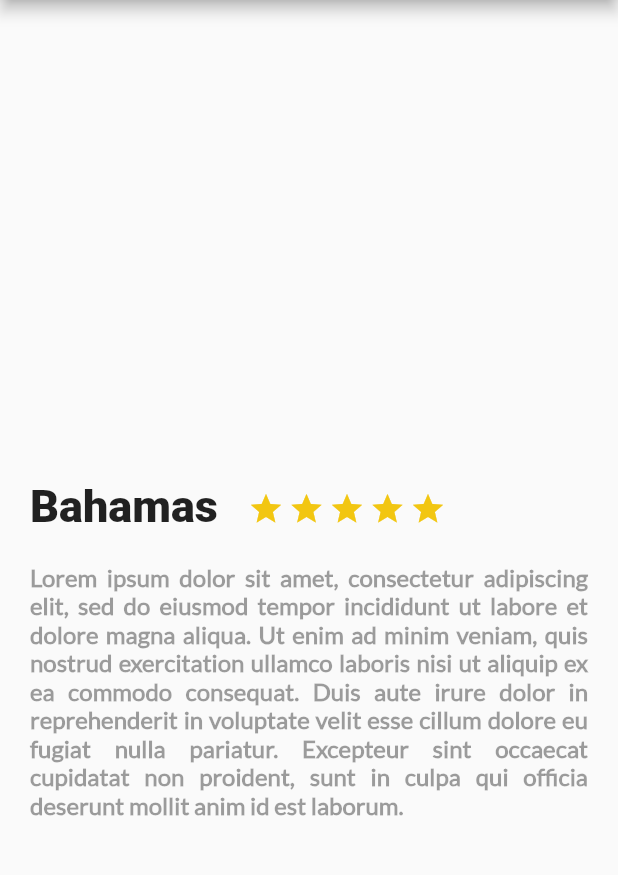
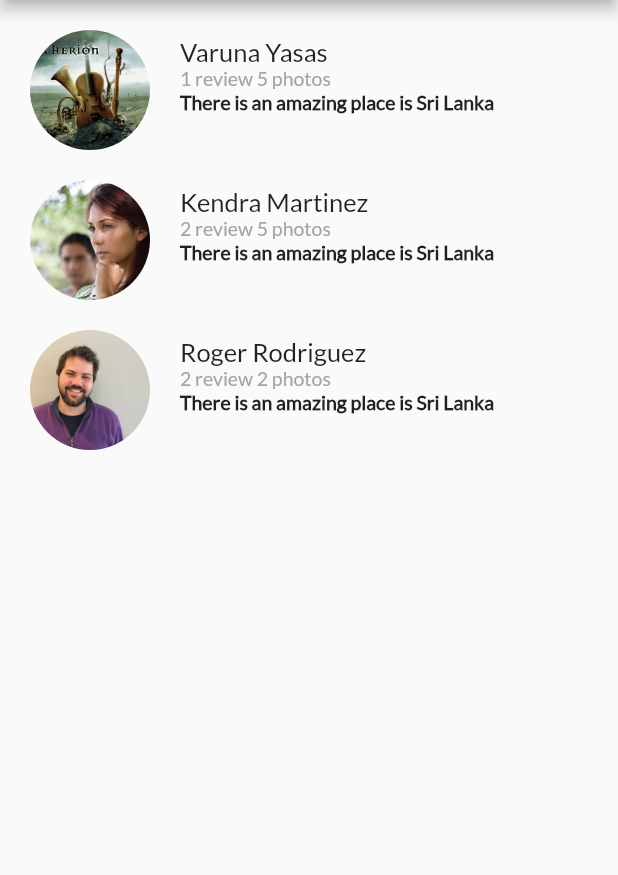
Before and after one commit to Rod20/Starting-in-Flutter, a Flutter app: the screen it shows after launch, on a phone screen of 412 x 824 dp, the part 84-959 px from its top. Run offline on Flutter 3.47's test engine with Material 2 defaults, Android fonts, the phone set to English and light mode, and no system bars.

Commit message:
Finalizando Review, with Review List

```diff
--- a/lib/main.dart
+++ b/lib/main.dart
@@ -1,5 +1,6 @@
 import 'package:flutter/material.dart';
 import 'description_place.dart';
+import 'review_list.dart';
 
 void main() => runApp(MyApp());
 
@@ -19,38 +20,9 @@ class MyApp extends StatelessWidget {
           leading: Icon(Icons.arrow_back),
           title: Text("Flutter Demo"),
         ),
-        body: new DescriptionPlace("Bahamas",descriptionDummy,4),
+        //body: new DescriptionPlace("Bahamas",descriptionDummy,4),
+        body: ReviewList(),
       ),
-      /*home: Scaffold(
-        appBar: AppBar(
-          leading: Icon(Icons.arrow_back),
-          title: Text("Flutter Demo"),
-        ),
-        body: Container(
-          decoration: BoxDecoration(
-            image: DecorationImage(
-                image: AssetImage('assets/images/therion.jpg'),
-                //image: AssetImage('images/therion.jpg', package: 'assets'),
-                fit: BoxFit.cover,
-            )
-          ),
-          child: Center(
-            child: Container(
-              height: 60,
-              color: Color.fromRGBO(0, 0, 0, 0.4),
-              child: Center(
-                child: Text(
-                  'Therion Experience',
-                  style: TextStyle(
-                    color: Color.fromRGBO(255, 255, 255, 1),
-                    fontSize: 30,
-                  ),
-                ),
-              ),
-            ),
-          ),
-        ),
-      )//MyHomePage(title: 'Flutter Demo Home Page'),*/
     );
   }
 }
--- a/lib/review.dart
+++ b/lib/review.dart
@@ -3,11 +3,67 @@ import 'package:flutter/material.dart';
 class Review extends StatelessWidget {
 
   String pathImage = "assets/images/therion.jpg";
+  String name= "Varuna Yasas";
+  String details= "1 review 5 photos";
+  String comment= "There is an amazing place is Sri Lanka";
 
-  Review (this.pathImage);
+  Review (this.pathImage, this.name, this.details, this.comment);
 
   @override
   Widget build(BuildContext context) {
+
+    final userComment = Container(
+      margin: EdgeInsets.only(
+          left: 20.0
+      ),
+      child: Text(
+        comment,
+        textAlign: TextAlign.left,
+        style: TextStyle(
+            fontFamily: "Lato",
+            fontSize: 13.0,
+            fontWeight: FontWeight.w900
+        ),
+      ),
+    );
+
+    final userInfo = Container(
+      margin: EdgeInsets.only(
+          left: 20.0
+      ),
+      child: Text(
+        details,
+        textAlign: TextAlign.left,
+        style: TextStyle(
+            fontFamily: "Lato",
+            fontSize: 13.0,
+          color: Color(0xFFa3a5a7)
+        ),
+      ),
+    );
+
+    final userName = Container(
+      margin: EdgeInsets.only(
+        left: 20.0
+      ),
+      child: Text(
+        name,
+        textAlign: TextAlign.left,
+        style: TextStyle(
+          fontFamily: "Lato",
+            fontSize: 17.0
+        ),
+      ),
+    );
+
+    final userDetails = Column(
+      crossAxisAlignment: CrossAxisAlignment.start,
+      children: <Widget>[
+        userName,
+        userInfo,
+        userComment
+      ],
+    );
 
     final photo = Container(
       margin: EdgeInsets.only(
@@ -29,6 +85,8 @@ class Review extends StatelessWidget {
 
     return Row(
       children: <Widget>[
+        photo,
+        userDetails
       ],
     );
   }
--- /dev/null
+++ b/lib/review_list.dart
@@ -0,0 +1,16 @@
+import 'package:flutter/material.dart';
+import 'review.dart';
+
+class ReviewList extends StatelessWidget {
+  @override
+  Widget build(BuildContext context) {
+    return Column(
+      crossAxisAlignment: CrossAxisAlignment.start,
+      children: <Widget>[
+        Review("assets/images/therion.jpg","Varuna Yasas","1 review 5 photos","There is an amazing place is Sri Lanka"),
+        Review("assets/images/peopleone.jpg","Kendra Martinez","2 review 5 photos","There is an amazing place is Sri Lanka"),
+        Review("assets/images/peopletwo.jpg","Roger Rodriguez","2 review 2 photos","There is an amazing place is Sri Lanka")
+      ],
+    );
+  }
+}
--- a/pubspec.yaml
+++ b/pubspec.yaml
@@ -41,7 +41,9 @@ flutter:
   uses-material-design: true
 
   assets:
-    - assets/
+    - assets/images/therion.jpg
+    - assets/images/peopleone.jpg
+    - assets/images/peopletwo.jpg
 
   fonts:
     - family: Lato
```
Also changed, not shown: assets/images/peopleone.jpg (added), assets/images/peopletwo.jpg (added).
